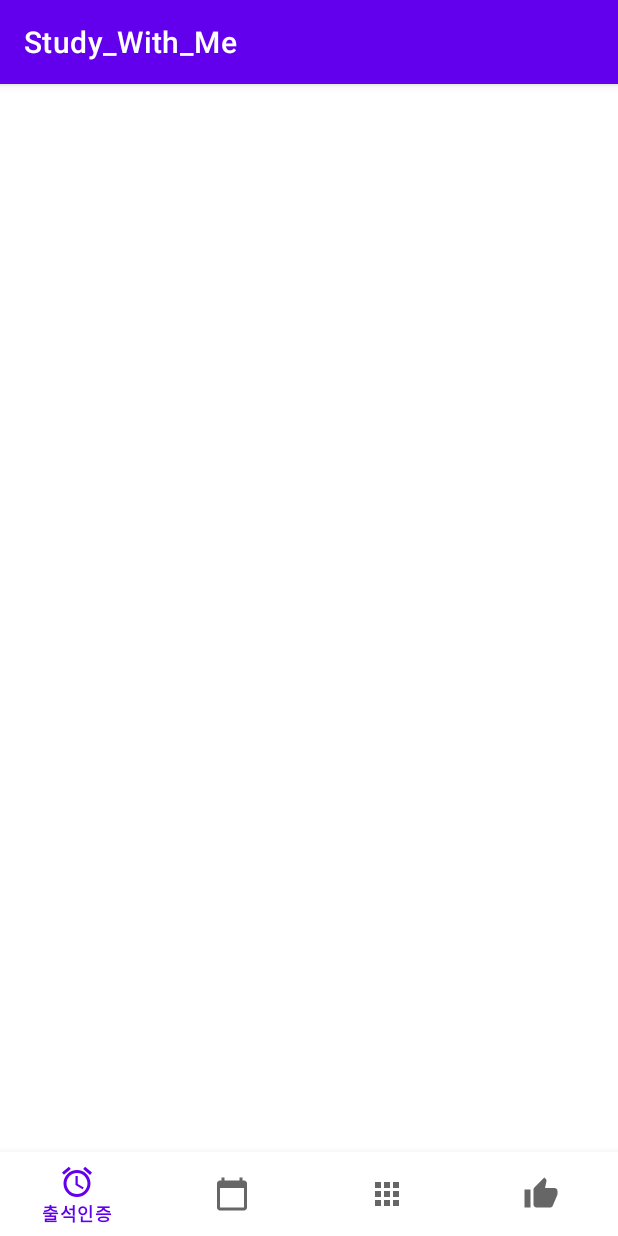
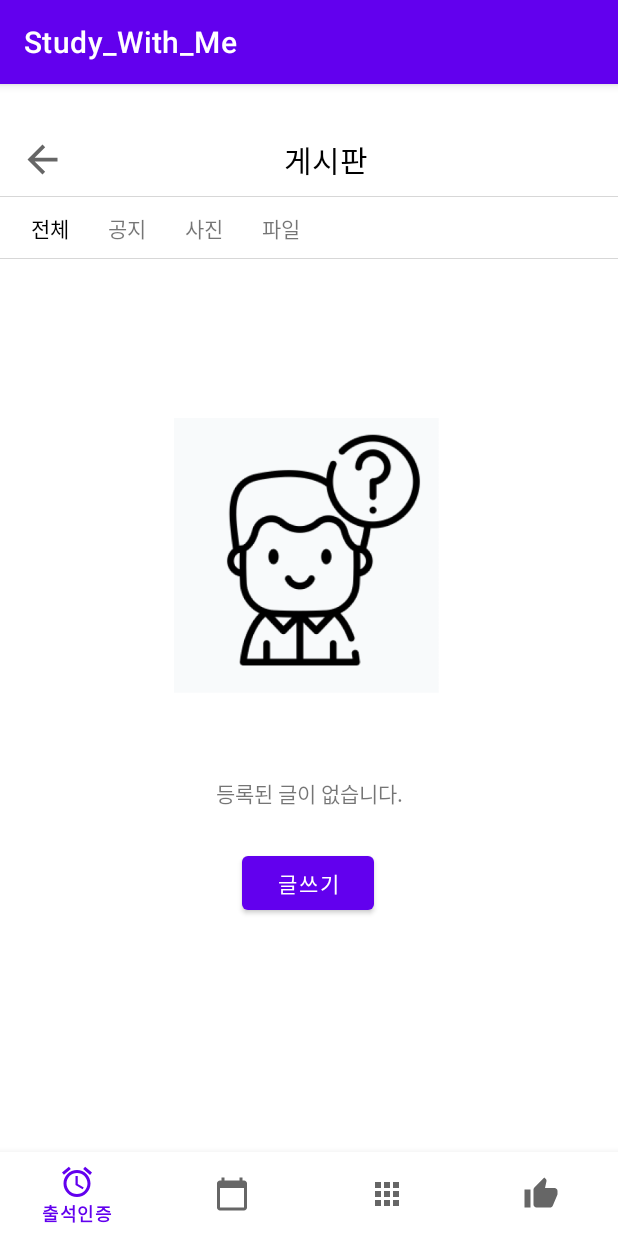
Before and after one commit to eunseo-kim/Do-it, an Android app: the screen it shows after launch (MainActivity), on a phone screen of 412 x 824 dp. Run offline under Robolectric (Android 15) with nearby library versions, the phone set to English and light mode, and no system bars.

Commit message:
add bullet initial display and register display

```diff
--- a/app/src/main/java/com/example/study_with_me/MenuBulletFragment.java
+++ b/app/src/main/java/com/example/study_with_me/MenuBulletFragment.java
@@ -1,6 +1,7 @@
 package com.example.study_with_me;
 
 import android.content.Intent;
+import android.graphics.Color;
 import android.os.Bundle;
 import android.view.LayoutInflater;
 import android.view.View;
@@ -14,36 +15,82 @@ import androidx.fragment.app.Fragment;
 
 import com.example.study_with_me.activity.BulletRegisterActivity;
 
-public class MenuBulletFragment extends Fragment /**implements View.OnClickListener*/{
+public class MenuBulletFragment extends Fragment implements View.OnClickListener{
+    TextView allBtn;
+    TextView notiBtn;
+    TextView picBtn;
+    TextView fileBtn;
+    TextView nothingText;
+    Button writeBtn;
+    private final int ALL_BTN = 0, NOTI_BTN = 1, PIC_BTN = 2, FILE_BTN = 3;
+    int selectedType = ALL_BTN;
+
     @Nullable
     @Override
     public View onCreateView(@NonNull LayoutInflater inflater, @Nullable ViewGroup container, @Nullable Bundle savedInstanceState) {
-        View root = inflater.inflate(R.layout.fragment_menu_bullet, container, false);
-        /**
-        TextView allBtn = root.findViewById(R.id.bulletMenuAllBtn);
-        TextView notiBtn = root.findViewById(R.id.bulletMenuNotiBtn);
-        TextView picBtn = root.findViewById(R.id.bulletMenuPicBtn);
-        TextView fileBtn = root.findViewById(R.id.bulletMenuFileBtn);
-        Button writeBtn = root.findViewById(R.id.bulletWriteBtn);
+        View root = inflater.inflate(R.layout.bullet, container, false);
+
+        allBtn = root.findViewById(R.id.bulletMenuAllBtn);
+        notiBtn = root.findViewById(R.id.bulletMenuNotiBtn);
+        picBtn = root.findViewById(R.id.bulletMenuPicBtn);
+        fileBtn = root.findViewById(R.id.bulletMenuFileBtn);
+        nothingText = root.findViewById(R.id.bulletNothingText);
+        writeBtn = root.findViewById(R.id.bulletWriteBtn);
 
         allBtn.setOnClickListener(this);
         notiBtn.setOnClickListener(this);
         picBtn.setOnClickListener(this);
         fileBtn.setOnClickListener(this);
         writeBtn.setOnClickListener(this);
-        */
+
         return root;
     }
-    /**
+
     @Override
     public void onClick(View view) {
         Intent intent;
         switch (view.getId()) {
             case R.id.bulletWriteBtn:
                 intent = new Intent(getActivity(), BulletRegisterActivity.class);
+                intent.putExtra("type", selectedType);
                 startActivity(intent);
+                break;
+            case R.id.bulletMenuAllBtn:
+                allBtn.setTextColor(Color.BLACK);
+                notiBtn.setTextColor(Color.GRAY);
+                picBtn.setTextColor(Color.GRAY);
+                fileBtn.setTextColor(Color.GRAY);
+                nothingText.setText("등록된 글이 없습니다.");
+                writeBtn.setText("글 쓰기");
+                selectedType = ALL_BTN;
+                break;
+            case R.id.bulletMenuNotiBtn:
+                notiBtn.setTextColor(Color.BLACK);
+                allBtn.setTextColor(Color.GRAY);
+                picBtn.setTextColor(Color.GRAY);
+                fileBtn.setTextColor(Color.GRAY);
+                nothingText.setText("중요한 소식을 공지로 전해보세요");
+                writeBtn.setText("글 쓰기");
+                selectedType = NOTI_BTN;
+                break;
+            case R.id.bulletMenuPicBtn:
+                picBtn.setTextColor(Color.BLACK);
+                allBtn.setTextColor(Color.GRAY);
+                notiBtn.setTextColor(Color.GRAY);
+                fileBtn.setTextColor(Color.GRAY);
+                nothingText.setText("멤버들과 사진을 공유해보세요");
+                writeBtn.setText("사진 올리기");
+                selectedType = PIC_BTN;
+                break;
+            case R.id.bulletMenuFileBtn:
+                fileBtn.setTextColor(Color.BLACK);
+                allBtn.setTextColor(Color.GRAY);
+                picBtn.setTextColor(Color.GRAY);
+                notiBtn.setTextColor(Color.GRAY);
+                nothingText.setText("멤버들과 파일을 공유해보세요");
+                writeBtn.setText("파일 올리기");
+                selectedType = FILE_BTN;
                 break;
         }
     }
-    */
 }
--- /dev/null
+++ b/app/src/main/res/drawable/arrow_back_icon.xml
@@ -0,0 +1,10 @@
+<vector xmlns:android="http://schemas.android.com/apk/res/android"
+    android:width="24dp"
+    android:height="24dp"
+    android:viewportWidth="24"
+    android:viewportHeight="24"
+    android:tint="?attr/colorControlNormal">
+  <path
+      android:fillColor="@android:color/white"
+      android:pathData="M20,11H7.83l5.59,-5.59L12,4l-8,8 8,8 1.41,-1.41L7.83,13H20v-2z"/>
+</vector>
--- /dev/null
+++ b/app/src/main/res/drawable/border_line.xml
@@ -0,0 +1,13 @@
+<?xml version="1.0" encoding="utf-8"?>
+<layer-list xmlns:android="http://schemas.android.com/apk/res/android">
+    <item>
+        <shape android:shape="rectangle">
+            <solid android:color="#d7d7d7" />
+        </shape>
+    </item>
+    <item android:bottom="1dp">
+        <shape android:shape="rectangle">
+            <solid android:color="#ffffff" />
+        </shape>
+    </item>
+</layer-list>
--- /dev/null
+++ b/app/src/main/res/layout/bullet.xml
@@ -0,0 +1,150 @@
+<?xml version="1.0" encoding="utf-8"?>
+<androidx.constraintlayout.widget.ConstraintLayout xmlns:android="http://schemas.android.com/apk/res/android"
+    xmlns:tools="http://schemas.android.com/tools"
+    android:layout_width="match_parent"
+    android:layout_height="match_parent"
+    xmlns:app="http://schemas.android.com/apk/res-auto">
+
+    <LinearLayout
+        android:id="@+id/linearLayout5"
+        android:layout_width="match_parent"
+        android:layout_height="wrap_content"
+        android:layout_marginTop="25dp"
+        android:background="@drawable/border_line"
+        android:orientation="horizontal"
+        android:paddingTop="10dp"
+        android:paddingBottom="10dp"
+        app:layout_constraintEnd_toEndOf="parent"
+        app:layout_constraintStart_toStartOf="parent"
+        app:layout_constraintTop_toTopOf="parent">
+
+        <ImageView
+            android:id="@+id/imageView6"
+            android:layout_width="wrap_content"
+            android:layout_height="match_parent"
+            android:layout_weight="1"
+            app:srcCompat="@drawable/arrow_back_icon" />
+
+        <TextView
+            android:id="@+id/textView4"
+            android:layout_width="wrap_content"
+            android:layout_height="match_parent"
+            android:layout_weight="8"
+            android:text="게시판"
+            android:textAlignment="center"
+            android:textColor="#000000"
+            android:textSize="20sp" />
+
+        <TextView
+            android:id="@+id/textView5"
+            android:layout_width="wrap_content"
+            android:layout_height="match_parent"
+            android:layout_weight="1" />
+    </LinearLayout>
+
+    <LinearLayout
+        android:id="@+id/linearLayout"
+        android:layout_width="0dp"
+        android:layout_height="wrap_content"
+        android:background="@drawable/border_line"
+        android:orientation="horizontal"
+        app:layout_constraintEnd_toEndOf="parent"
+        app:layout_constraintStart_toStartOf="parent"
+        app:layout_constraintTop_toBottomOf="@+id/linearLayout5"
+        tools:ignore="MissingConstraints">
+
+        <TextView
+            android:id="@+id/bulletMenuAllBtn"
+            android:layout_width="wrap_content"
+            android:layout_height="wrap_content"
+            android:layout_marginLeft="15dp"
+            android:clickable="true"
+            android:onClick="onBulletMenuClicked"
+            android:paddingLeft="5dp"
+            android:paddingTop="10dp"
+            android:paddingRight="5dp"
+            android:paddingBottom="10dp"
+            android:text="전체"
+            android:textColor="#000000"
+            tools:ignore="TouchTargetSizeCheck" />
+
+        <TextView
+            android:id="@+id/bulletMenuNotiBtn"
+            android:layout_width="wrap_content"
+            android:layout_height="wrap_content"
+            android:layout_marginLeft="15dp"
+            android:clickable="true"
+            android:onClick="onBulletMenuClicked"
+            android:paddingLeft="5dp"
+            android:paddingTop="10dp"
+            android:paddingRight="5dp"
+            android:paddingBottom="10dp"
+            android:text="공지"
+            tools:ignore="TouchTargetSizeCheck" />
+
+        <TextView
+            android:id="@+id/bulletMenuPicBtn"
+            android:layout_width="wrap_content"
+            android:layout_height="wrap_content"
+            android:layout_marginLeft="15dp"
+            android:clickable="true"
+            android:onClick="onBulletMenuClicked"
+            android:paddingLeft="5dp"
+            android:paddingTop="10dp"
+            android:paddingRight="5dp"
+            android:paddingBottom="10dp"
+            android:text="사진"
+            tools:ignore="TouchTargetSizeCheck" />
+
+        <TextView
+            android:id="@+id/bulletMenuFileBtn"
+            android:layout_width="wrap_content"
+            android:layout_height="wrap_content"
+            android:layout_marginLeft="15dp"
+            android:clickable="true"
+            android:onClick="onBulletMenuClicked"
+            android:paddingLeft="5dp"
+            android:paddingTop="10dp"
+            android:paddingRight="5dp"
+            android:paddingBottom="10dp"
+            android:text="파일"
+            tools:ignore="TouchTargetSizeCheck" />
+
+    </LinearLayout>
+
+    <ImageView
+        android:id="@+id/imageView3"
+        android:layout_width="178dp"
+        android:layout_height="240dp"
+        android:layout_marginTop="80dp"
+        app:layout_constraintBottom_toTopOf="@+id/bulletWriteBtn"
+        app:layout_constraintEnd_toEndOf="parent"
+        app:layout_constraintHorizontal_bias="0.497"
+        app:layout_constraintStart_toStartOf="parent"
+        app:layout_constraintTop_toBottomOf="@+id/linearLayout"
+        app:layout_constraintVertical_bias="0.0"
+        app:srcCompat="@drawable/nothing" />
+
+    <Button
+        android:id="@+id/bulletWriteBtn"
+        android:layout_width="wrap_content"
+        android:layout_height="wrap_content"
+        android:layout_marginTop="72dp"
+        android:text="글쓰기"
+        app:layout_constraintEnd_toEndOf="parent"
+        app:layout_constraintHorizontal_bias="0.498"
+        app:layout_constraintStart_toStartOf="parent"
+        app:layout_constraintTop_toBottomOf="@+id/imageView3"
+        app:rippleColor="#000000" />
+
+    <TextView
+        android:id="@+id/bulletNothingText"
+        android:layout_width="wrap_content"
+        android:layout_height="wrap_content"
+        android:text="등록된 글이 없습니다."
+        app:layout_constraintBottom_toTopOf="@+id/bulletWriteBtn"
+        app:layout_constraintEnd_toEndOf="parent"
+        app:layout_constraintStart_toStartOf="parent"
+        app:layout_constraintTop_toBottomOf="@+id/imageView3" />
+
+</androidx.constraintlayout.widget.ConstraintLayout>
--- a/build.gradle
+++ b/build.gradle
@@ -6,7 +6,6 @@ buildscript {
     }
     dependencies {
         classpath "com.android.tools.build:gradle:7.0.2"
-
         // NOTE: Do not place your application dependencies here; they belong
         // in the individual module build.gradle files
     }
```
Also changed, not shown: app/src/main/AndroidManifest.xml (+12 -1 lines), app/src/main/java/com/example/study_with_me/activity/BulletActivity.java (added, +20 -0 lines), app/src/main/java/com/example/study_with_me/activity/BulletNotificationActivity.java (added, +35 -0 lines), app/src/main/java/com/example/study_with_me/activity/BulletRegisterActivity.java (added, +19 -0 lines), app/src/main/java/com/example/study_with_me/adapter/BulletNotificationAdapter.java (added, +63 -0 lines), app/src/main/java/com/example/study_with_me/model/MemberNotification.java (added, +22 -0 lines), app/src/main/res/drawable/tmp_person_icon.xml (added, +10 -0 lines), app/src/main/res/layout/bullet_notification.xml (added, +63 -0 lines), app/src/main/res/layout/bullet_notification_item.xml (added, +60 -0 lines), app/src/main/res/layout/bullet_register.xml (added, +151 -0 lines), app/src/main/res/drawable/nothing.png (added).
